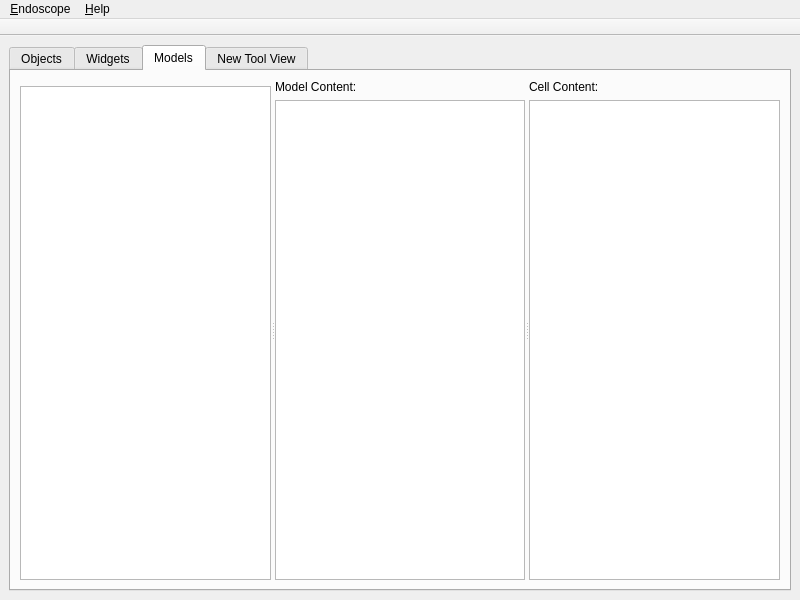
Above: mainwindow.ui from KDAB/GammaRay before the change. Below: the same form after it.
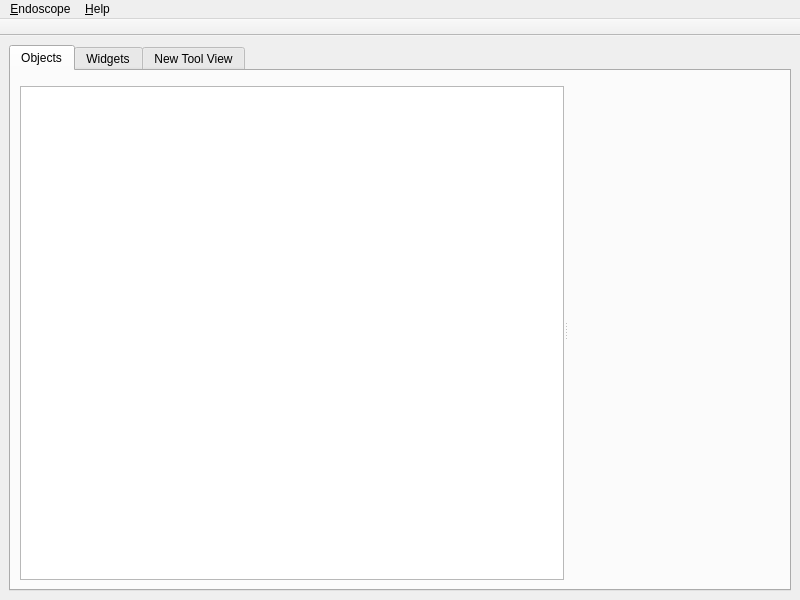
That is the form after the change. The open tabs and pages were chosen to show the change. Custom widgets are drawn as their Qt base class.

Commit message: Extract model inspector.

```diff
--- a/mainwindow.ui
+++ b/mainwindow.ui
@@ -83,75 +83,6 @@
         </item>
        </layout>
       </widget>
-      <widget class="QWidget" name="tab_3">
-       <attribute name="title">
-        <string>Models</string>
-       </attribute>
-       <layout class="QVBoxLayout" name="verticalLayout_14">
-        <item>
-         <widget class="QSplitter" name="splitter_5">
-          <property name="orientation">
-           <enum>Qt::Horizontal</enum>
-          </property>
-          <widget class="QWidget" name="layoutWidget_3">
-           <layout class="QVBoxLayout" name="verticalLayout_3">
-            <item>
-             <widget class="KFilterProxySearchLine" name="modelSearchLine"/>
-            </item>
-            <item>
-             <widget class="QTreeView" name="modelView">
-              <property name="uniformRowHeights">
-               <bool>true</bool>
-              </property>
-              <property name="allColumnsShowFocus">
-               <bool>true</bool>
-              </property>
-             </widget>
-            </item>
-           </layout>
-          </widget>
-          <widget class="QWidget" name="layoutWidget_4">
-           <layout class="QVBoxLayout" name="verticalLayout_12">
-            <item>
-             <widget class="QLabel" name="label">
-              <property name="text">
-               <string>Model Content:</string>
-              </property>
-             </widget>
-            </item>
-            <item>
-             <widget class="QTreeView" name="modelContentView"/>
-            </item>
-           </layout>
-          </widget>
-          <widget class="QWidget" name="layoutWidget_5">
-           <layout class="QVBoxLayout" name="verticalLayout_13">
-            <item>
-             <widget class="QLabel" name="label_2">
-              <property name="text">
-               <string>Cell Content:</string>
-              </property>
-             </widget>
-            </item>
-            <item>
-             <widget class="QTreeView" name="modelCellView">
-              <property name="rootIsDecorated">
-               <bool>false</bool>
-              </property>
-              <property name="uniformRowHeights">
-               <bool>true</bool>
-              </property>
-              <property name="allColumnsShowFocus">
-               <bool>true</bool>
-              </property>
-             </widget>
-            </item>
-           </layout>
-          </widget>
-         </widget>
-        </item>
-       </layout>
-      </widget>
       <widget class="QWidget" name="widget">
        <attribute name="title">
         <string>New Tool View</string>
```
The commit also changes 10 other files.
